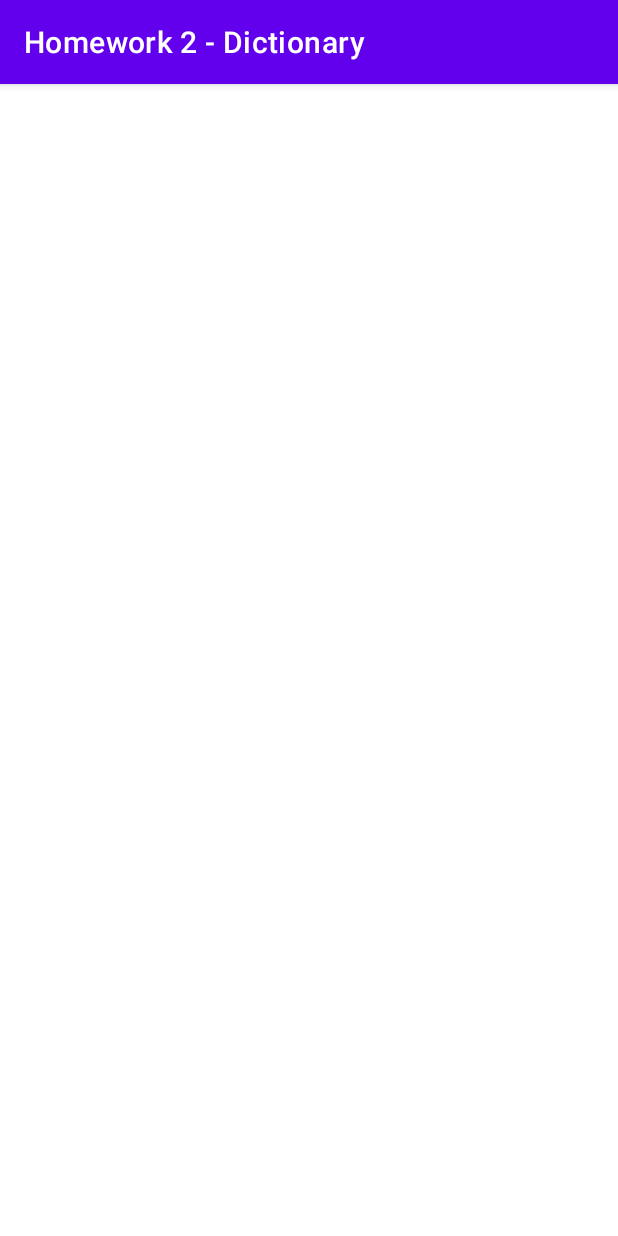
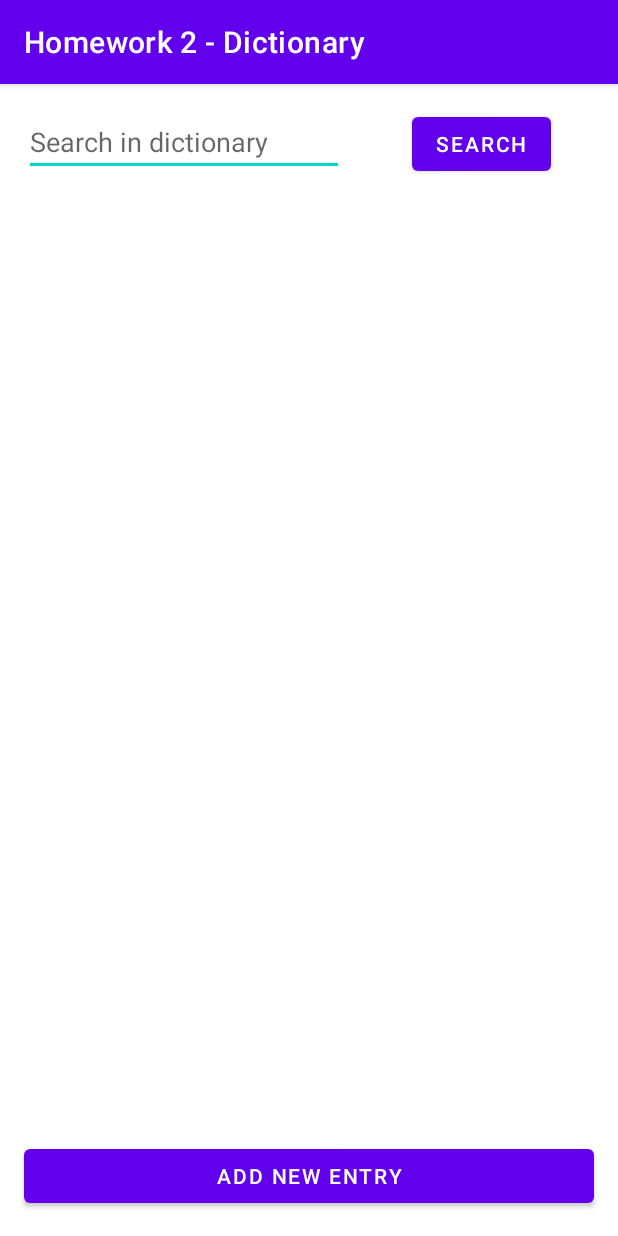
Before and after one commit to matevskial/pmp-homeworks, an Android app: the Homework2 screen opened directly, with no data from a screen before it, on a phone screen of 412 x 824 dp. Run offline under Robolectric (Android 15) with nearby library versions, the phone set to English and light mode, and no system bars.

Commit message:
[hm2] Set up the UI

```diff
--- a/app/build.gradle
+++ b/app/build.gradle
@@ -39,7 +39,8 @@ dependencies {
     implementation 'androidx.appcompat:appcompat:1.2.0'
     implementation 'com.google.android.material:material:1.3.0'
     implementation 'androidx.constraintlayout:constraintlayout:2.0.4'
-    testImplementation 'junit:junit:4.+'
+    implementation 'androidx.legacy:legacy-support-v4:1.0.0'
+    testImplementation 'junit:junit:4.13.2'
     androidTestImplementation 'androidx.test.ext:junit:1.1.2'
     androidTestImplementation 'androidx.test.espresso:espresso-core:3.3.0'
 }
--- a/app/src/main/res/layout/activity_homework2.xml
+++ b/app/src/main/res/layout/activity_homework2.xml
@@ -1,8 +1,64 @@
 <?xml version="1.0" encoding="utf-8"?>
 <androidx.constraintlayout.widget.ConstraintLayout xmlns:android="http://schemas.android.com/apk/res/android"
+    xmlns:app="http://schemas.android.com/apk/res-auto"
     xmlns:tools="http://schemas.android.com/tools"
     android:layout_width="match_parent"
     android:layout_height="match_parent"
     tools:context=".homework2.Homework2">
 
+    <EditText
+        android:id="@+id/searchDictionaryEditText"
+        android:layout_width="wrap_content"
+        android:layout_height="wrap_content"
+        android:layout_marginStart="16dp"
+        android:layout_marginTop="16dp"
+        android:ems="10"
+        android:hint="@string/searchDictionaryEditTextHint"
+        android:inputType="textShortMessage"
+        app:layout_constraintStart_toStartOf="parent"
+        app:layout_constraintTop_toTopOf="parent"
+        android:importantForAutofill="no" />
+
+    <Button
+        android:id="@+id/searchDictionaryButton"
+        android:layout_width="wrap_content"
+        android:layout_height="wrap_content"
+        android:layout_marginStart="16dp"
+        android:layout_marginEnd="16dp"
+        android:text="@string/searchDictionaryButtonText"
+        app:layout_constraintBaseline_toBaselineOf="@+id/searchDictionaryEditText"
+        app:layout_constraintEnd_toEndOf="parent"
+        app:layout_constraintStart_toEndOf="@+id/searchDictionaryEditText" />
+
+    <ScrollView
+        android:id="@+id/dictionaryEntriesScrollView"
+        android:layout_width="0dp"
+        android:layout_height="0dp"
+        android:layout_marginStart="16dp"
+        android:layout_marginTop="16dp"
+        android:layout_marginEnd="16dp"
+        android:layout_marginBottom="16dp"
+        app:layout_constraintBottom_toTopOf="@+id/addToDictionaryButton"
+        app:layout_constraintEnd_toEndOf="parent"
+        app:layout_constraintStart_toStartOf="parent"
+        app:layout_constraintTop_toBottomOf="@+id/searchDictionaryEditText">
+
+        <LinearLayout
+            android:id="@+id/dictionaryEntriesLinearLayout"
+            android:layout_width="match_parent"
+            android:layout_height="wrap_content"
+            android:orientation="vertical" />
+    </ScrollView>
+
+    <Button
+        android:id="@+id/addToDictionaryButton"
+        android:layout_width="0dp"
+        android:layout_height="wrap_content"
+        android:layout_marginStart="16dp"
+        android:layout_marginEnd="16dp"
+        android:layout_marginBottom="16dp"
+        android:text="@string/addToDictionaryButtonText"
+        app:layout_constraintBottom_toBottomOf="parent"
+        app:layout_constraintEnd_toEndOf="parent"
+        app:layout_constraintStart_toStartOf="parent" />
 </androidx.constraintlayout.widget.ConstraintLayout>
--- a/app/src/main/res/values/strings.xml
+++ b/app/src/main/res/values/strings.xml
@@ -8,4 +8,11 @@
     <string name="deleteTodoEntriesButton">Delete all entires</string>
     <string name="todoEntryDeleteButton">Delete</string>
     <string name="homeworkTwoButton">Homework 2</string>
+    <string name="searchDictionaryEditTextHint">Search in dictionary</string>
+    <string name="searchDictionaryButtonText">Search</string>
+    <string name="addToDictionaryButtonText">Add new entry</string>
+    <string name="macedonianLabelTextViewText">Македонски</string>
+    <string name="englishLabelTextViewText">English</string>
+    <string name="openEditEntryDialogButtonText">Edit</string>
+    <string name="deleteEntryButtonText">Delete</string>
 </resources>
```
Also changed, not shown: app/src/main/java/com/matevskial/pmphomeworks/homework2/DictionaryEntryFragment.kt (added, +23 -0 lines), app/src/main/res/layout/fragment_dictionary_entry.xml (added, +68 -0 lines).
